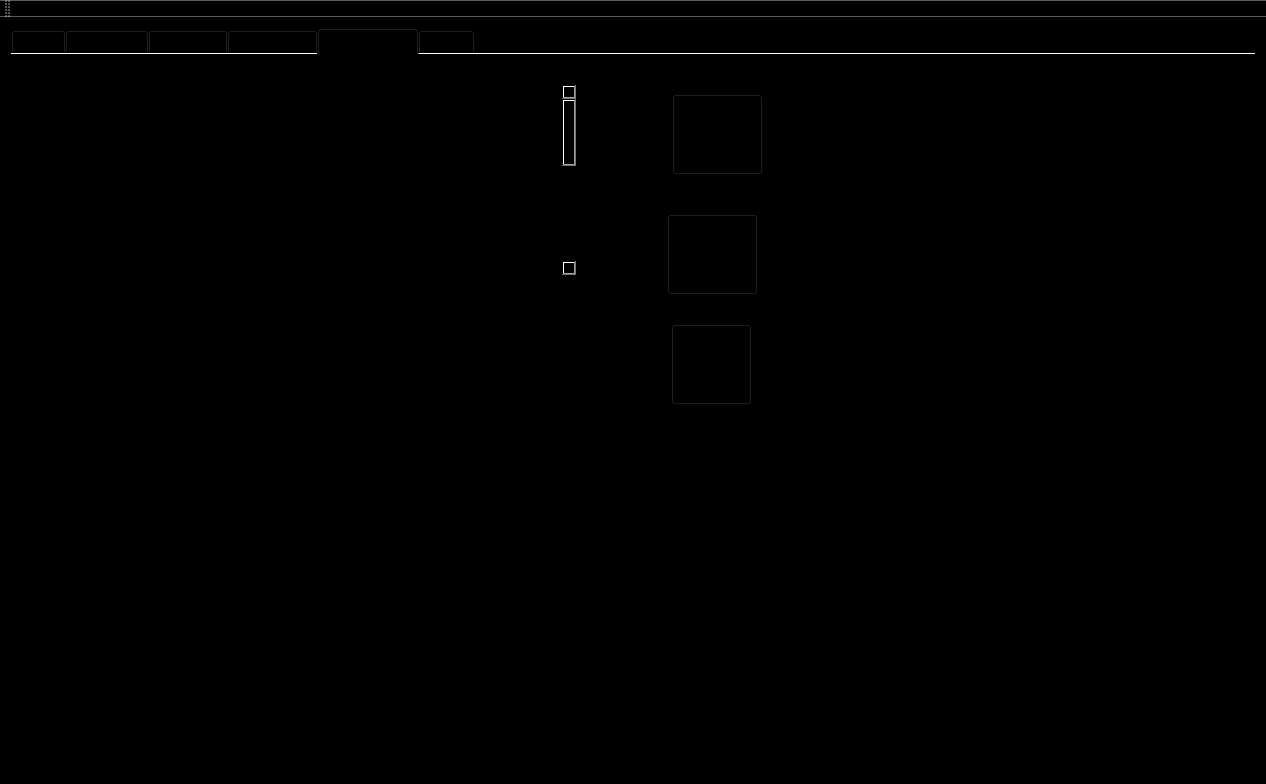
Old version of the form mainwindow.ui in the repository DemonMark/MyiHome.
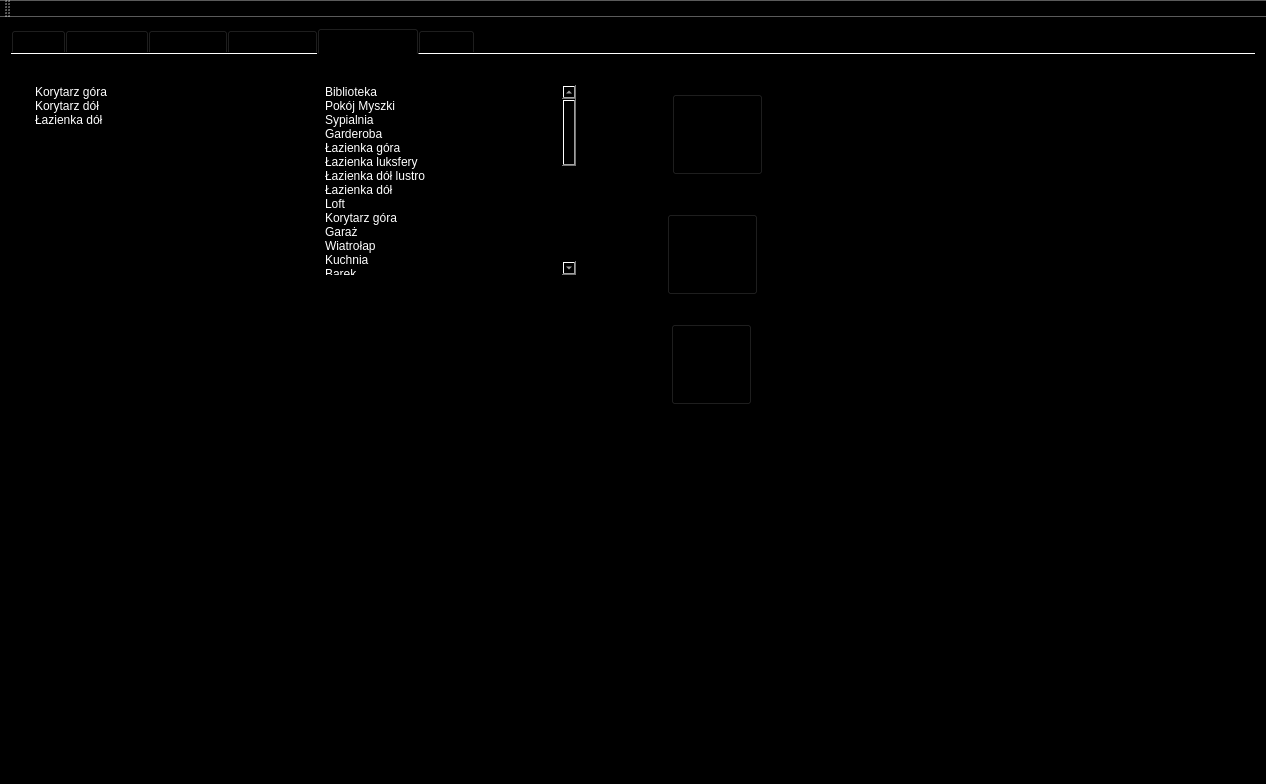
New version of the form. The open tabs and pages were chosen to show the change. Icons and pictures are not drawn.

Commit message: Zmiana koloru czcionki list harmonogramu na białą

```diff
--- a/mainwindow.ui
+++ b/mainwindow.ui
@@ -1293,6 +1293,9 @@
           <height>192</height>
          </rect>
         </property>
+        <property name="styleSheet">
+         <string notr="true">color: rgb(255, 255, 255);</string>
+        </property>
         <item>
          <property name="text">
           <string>Korytarz góra</string>
@@ -1318,6 +1321,9 @@
           <height>192</height>
          </rect>
         </property>
+        <property name="styleSheet">
+         <string notr="true">color: rgb(255, 255, 255);</string>
+        </property>
         <property name="selectionMode">
          <enum>QAbstractItemView::MultiSelection</enum>
         </property>
```
Left out of the diff: 5 changed lines with no effect on the pictures. The commit also changes 2 other files.
